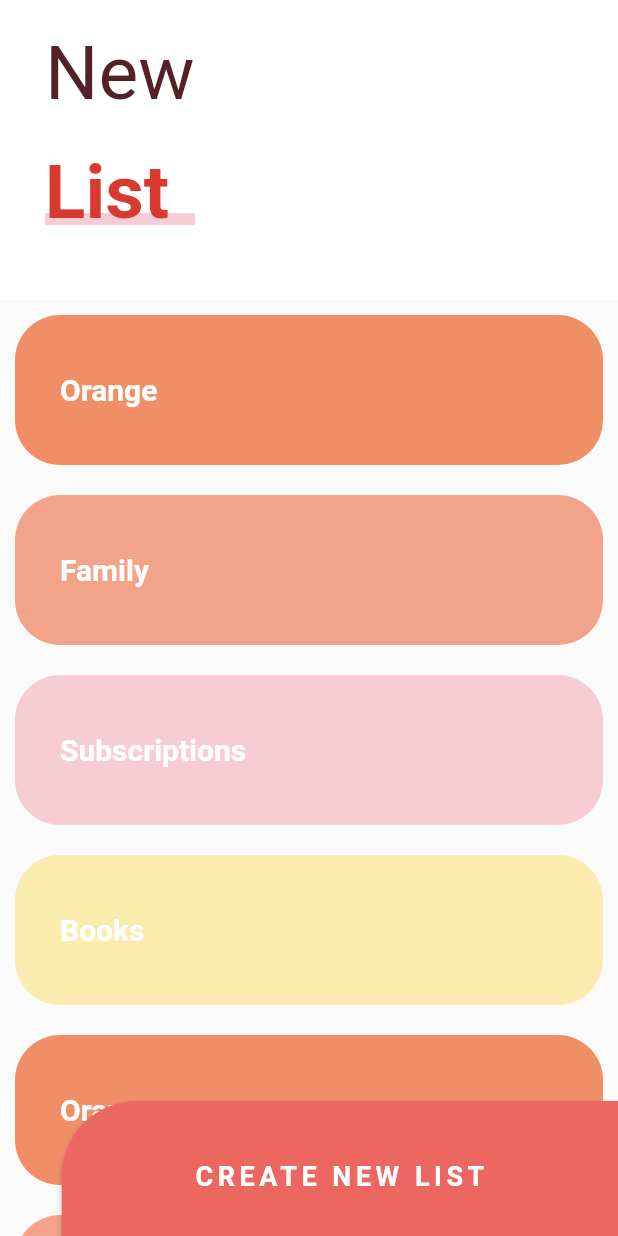
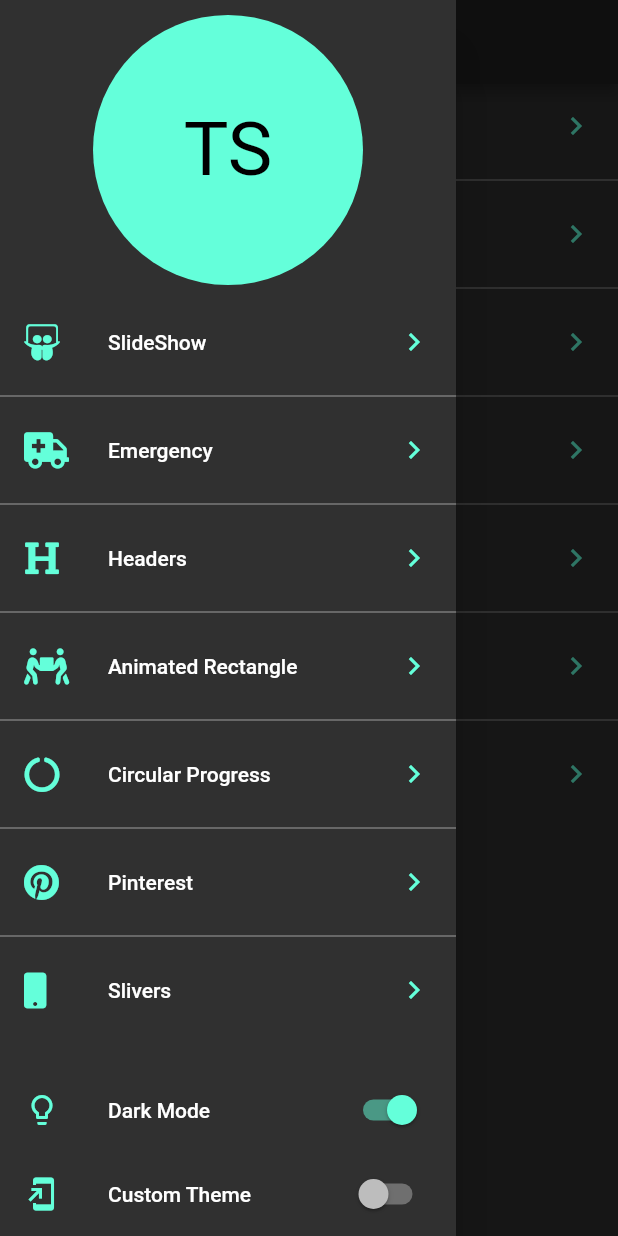
Before and after one commit to tomassasovsky/Flutter-Intermediate-Course, a Flutter app: the screen it shows after launch, with the side drawer open (before the commit the screen has no drawer), on a phone screen of 412 x 824 dp. Run offline on Flutter 3.47's test engine with Material 2 defaults, Android fonts, the phone set to English and light mode, and no system bars; our stand-ins replace animate_do, flutter_svg, font_awesome_flutter.

Commit message:
Eighth Section

```diff
--- a/lib/main.dart
+++ b/lib/main.dart
@@ -1,16 +1,27 @@
+import 'package:designs/src/theme/theme.dart';
 import 'package:flutter/material.dart';
 
-import 'package:designs/src/pages/sliver_list_page.dart';
+import 'package:designs/src/pages/launcher_page.dart';
+import 'package:provider/provider.dart';
 
-void main() => runApp(MyApp());
+void main() {
+  runApp(
+    ChangeNotifierProvider(
+      create: (_) => ThemeChanger(theme: 2),
+      child: MyApp(),
+    ),
+  );
+}
 
 class MyApp extends StatelessWidget {
   @override
   Widget build(BuildContext context) {
+    final theme = Provider.of<ThemeChanger>(context).currentTheme;
     return MaterialApp(
       title: 'Designs',
+      theme: theme,
       debugShowCheckedModeBanner: false,
-      home: SliverListPage(),
+      home: LauncherPage(),
     );
   }
 }
--- a/lib/src/pages/animations_page.dart
+++ b/lib/src/pages/animated_rectangle_page.dart
@@ -1,7 +1,7 @@
 import 'package:flutter/material.dart';
 import 'dart:math' as math;
 
-class AnimationsPage extends StatelessWidget {
+class AnimatedRectanglePage extends StatelessWidget {
   @override
   Widget build(BuildContext context) {
     return Scaffold(
--- /dev/null
+++ b/lib/src/pages/launcher_page.dart
@@ -0,0 +1,95 @@
+import 'package:designs/src/theme/theme.dart';
+import 'package:flutter/cupertino.dart';
+import 'package:flutter/material.dart';
+import 'package:font_awesome_flutter/font_awesome_flutter.dart';
+
+import 'package:designs/src/routes/routes.dart';
+import 'package:provider/provider.dart';
+
+class LauncherPage extends StatelessWidget {
+  @override
+  Widget build(BuildContext context) {
+    return Scaffold(
+      appBar: AppBar(title: Text('Flutter Designs'), centerTitle: true),
+      drawer: _MainMenu(),
+      body: _Options(),
+    );
+  }
+}
+
+class _Options extends StatelessWidget {
+  @override
+  Widget build(BuildContext context) {
+    final theme = Provider.of<ThemeChanger>(context).currentTheme;
+    return ListView.separated(
+      physics: BouncingScrollPhysics(),
+      separatorBuilder: (context, index) => Divider(color: theme.primaryColorLight),
+      itemBuilder: (context, index) => ListTile(
+        leading: FaIcon(routes[index].icon, color: theme.colorScheme.secondary),
+        title: Text(routes[index].title),
+        trailing: Icon(Icons.chevron_right, color: theme.colorScheme.secondary),
+        onTap: () {
+          Navigator.push(context, CupertinoPageRoute(builder: (context) => routes[index].page));
+        },
+      ),
+      itemCount: routes.length,
+    );
+  }
+}
+
+class _MainMenu extends StatelessWidget {
+  @override
+  Widget build(BuildContext context) {
+    final theme = Provider.of<ThemeChanger>(context);
+    final colorSchemeSecondary = theme.currentTheme.colorScheme.secondary;
+    return Drawer(
+      child: Container(
+        child: Column(
+          children: [
+            SafeArea(
+              child: Container(
+                padding: EdgeInsets.all(10),
+                width: double.infinity,
+                height: 200,
+                child: CircleAvatar(
+                  backgroundColor: colorSchemeSecondary,
+                  child: Text(
+                    'TS',
+                    style: TextStyle(fontSize: 50),
+                  ),
+                ),
+              ),
+            ),
+            Expanded(
+              child: _Options(),
+            ),
+            ListTile(
+              leading: Icon(Icons.lightbulb_outline, color: colorSchemeSecondary),
+              title: Text('Dark Mode'),
+              trailing: Switch.adaptive(
+                value: theme.darkTheme,
+                onChanged: (value) => theme.darkTheme = value,
+                activeColor: colorSchemeSecondary,
+              ),
+            ),
+            SafeArea(
+              bottom: true,
+              top: false,
+              left: false,
+              right: false,
+              child: ListTile(
+                leading: Icon(Icons.add_to_home_screen, color: colorSchemeSecondary),
+                title: Text('Custom Theme'),
+                trailing: Switch.adaptive(
+                  value: theme.customTheme,
+                  onChanged: (value) => theme.customTheme = value,
+                  activeColor: colorSchemeSecondary,
+                ),
+              ),
+            ),
+          ],
+        ),
+      ),
+    );
+  }
+}
--- a/lib/src/pages/pinterest_page.dart
+++ b/lib/src/pages/pinterest_page.dart
@@ -1,7 +1,9 @@
+import 'package:designs/src/theme/theme.dart';
+import 'package:flutter/material.dart';
+import 'package:provider/provider.dart';
+import 'package:flutter_staggered_grid_view/flutter_staggered_grid_view.dart';
+
 import 'package:designs/src/widgets/pinterest_menu.dart';
-import 'package:flutter/material.dart';
-import 'package:flutter_staggered_grid_view/flutter_staggered_grid_view.dart';
-import 'package:provider/provider.dart';
 
 class PinterestPage extends StatelessWidget {
   @override
@@ -25,6 +27,7 @@ class _PinterestMenuLocated extends StatelessWidget {
   Widget build(BuildContext context) {
     final size = MediaQuery.of(context).size;
     final show = Provider.of<_MenuModel>(context).show;
+    final theme = Provider.of<ThemeChanger>(context).currentTheme;
 
     return Positioned(
       bottom: 30,
@@ -32,6 +35,8 @@ class _PinterestMenuLocated extends StatelessWidget {
       child: Container(
         alignment: Alignment.bottomCenter,
         child: PinterestMenu(
+          backgroundColor: theme.scaffoldBackgroundColor,
+          activeColor: theme.colorScheme.secondary,
           items: [
             PinterestButton(icon: Icons.pie_chart, onPressed: () {}),
             PinterestButton(icon: Icons.search, onPressed: () {}),
--- a/lib/src/pages/slideshow_page.dart
+++ b/lib/src/pages/slideshow_page.dart
@@ -1,6 +1,8 @@
+import 'package:designs/src/theme/theme.dart';
 import 'package:designs/src/widgets/slideshow.dart';
 import 'package:flutter/material.dart';
 import 'package:flutter_svg/svg.dart';
+import 'package:provider/provider.dart';
 
 class SlideshowPage extends StatelessWidget {
   @override
@@ -27,10 +29,13 @@ class MySlideshow extends StatelessWidget {
 
   @override
   Widget build(BuildContext context) {
+    final theme = Provider.of<ThemeChanger>(context);
+    final colorSchemeSecondary = theme.currentTheme.colorScheme.secondary;
+
     return Slideshow(
       primaryBullet: 10,
       secondaryBullet: 5,
-      primaryColor: Colors.pink,
+      primaryColor: theme.darkTheme ? colorSchemeSecondary : Color(0xffff5a7e),
       children: [
         SvgPicture.asset('assets/svg/slide-1.svg'),
         SvgPicture.asset('assets/svg/slide-2.svg'),
--- a/lib/src/pages/sliver_list_page.dart
+++ b/lib/src/pages/sliver_list_page.dart
@@ -1,4 +1,6 @@
+import 'package:designs/src/theme/theme.dart';
 import 'package:flutter/material.dart';
+import 'package:provider/provider.dart';
 
 class SliverListPage extends StatelessWidget {
   @override
@@ -22,13 +24,15 @@ class _ButtonNewList extends StatelessWidget {
   @override
   Widget build(BuildContext context) {
     final size = MediaQuery.of(context).size;
+    final theme = Provider.of<ThemeChanger>(context);
+
     return Container(
       width: size.width * 0.9,
       height: 100,
       child: ElevatedButton(
         onPressed: () {},
         style: ElevatedButton.styleFrom(
-          primary: Color(0xffed6762),
+          primary: theme.darkTheme ? theme.currentTheme.colorScheme.secondary : Color(0xffed6762),
           shape: RoundedRectangleBorder(
             borderRadius: BorderRadius.only(
               topLeft: Radius.circular(50),
@@ -38,7 +42,7 @@ class _ButtonNewList extends StatelessWidget {
         child: Text(
           'CREATE NEW LIST',
           style: TextStyle(
-            color: Colors.white,
+            color: theme.currentTheme.scaffoldBackgroundColor,
             fontSize: 18,
             fontWeight: FontWeight.bold,
             letterSpacing: 3,
@@ -52,6 +56,8 @@ class _ButtonNewList extends StatelessWidget {
 class _MainScroll extends StatelessWidget {
   @override
   Widget build(BuildContext context) {
+    final theme = Provider.of<ThemeChanger>(context);
+
     final list = [
       _ListItem('Orange', Color(0xffF08F66)),
       _ListItem('Family', Color(0xffF2A38A)),
@@ -81,7 +87,7 @@ class _MainScroll extends StatelessWidget {
               maxHeight: 200,
               child: Container(
                 alignment: Alignment.centerLeft,
-                color: Colors.white,
+                color: theme.currentTheme.scaffoldBackgroundColor,
                 child: _Header(),
               )),
         ),
@@ -127,13 +133,18 @@ class _SliverCustomHeaderDelegate extends SliverPersistentHeaderDelegate {
 class _Header extends StatelessWidget {
   @override
   Widget build(BuildContext context) {
+    final theme = Provider.of<ThemeChanger>(context);
+
     return Column(
       children: [
         Container(
           margin: EdgeInsets.symmetric(horizontal: 30, vertical: 20),
           child: Text(
             'New',
-            style: TextStyle(color: Color(0xff532128), fontSize: 50),
+            style: TextStyle(
+              color: theme.darkTheme ? Colors.grey : Color(0xff532128),
+              fontSize: 50,
+            ),
           ),
         ),
         Stack(
@@ -144,10 +155,19 @@ class _Header extends StatelessWidget {
               child: Container(
                 width: 150,
                 height: 8,
-                color: Color(0xfff7cdd5),
+                color: theme.darkTheme ? Colors.grey : Color(0xff532128),
               ),
             ),
-            Container(child: Text('List', style: TextStyle(color: Color(0xffd93a30), fontSize: 50, fontWeight: FontWeight.bold))),
+            Container(
+              child: Text(
+                'List',
+                style: TextStyle(
+                  color: Color(0xffd93a30),
+                  fontSize: 50,
+                  fontWeight: FontWeight.bold,
+                ),
+              ),
+            ),
           ],
         ),
       ],
@@ -166,17 +186,24 @@ class _ListItem extends StatelessWidget {
 
   @override
   Widget build(BuildContext context) {
+    final theme = Provider.of<ThemeChanger>(context);
+
     return Container(
       alignment: Alignment.centerLeft,
       padding: EdgeInsets.all(30),
       child: Text(
         this.title,
-        style: TextStyle(color: Colors.white, fontWeight: FontWeight.bold, fontSize: 20),
+        style: TextStyle(
+          color: Colors.white,
+          fontWeight: FontWeight.bold,
+          fontSize: 20,
+        ),
       ),
       height: 100,
       margin: EdgeInsets.all(10),
       decoration: BoxDecoration(
-        color: this.color,
+        color: theme.darkTheme ? Colors.grey : Color(0xff532128),
+        // color:  this.color,
         borderRadius: BorderRadius.circular(30),
       ),
     );
--- /dev/null
+++ b/lib/src/routes/routes.dart
@@ -0,0 +1,28 @@
+import 'package:flutter/material.dart';
+import 'package:font_awesome_flutter/font_awesome_flutter.dart';
+
+import 'package:designs/src/pages/slideshow_page.dart';
+import 'package:designs/src/pages/emergency_page.dart';
+import 'package:designs/src/pages/animated_rectangle_page.dart';
+import 'package:designs/src/pages/headers_page.dart';
+import 'package:designs/src/pages/circular_graphics_page.dart';
+import 'package:designs/src/pages/pinterest_page.dart';
+import 'package:designs/src/pages/sliver_list_page.dart';
+
+final List<_Route> routes = [
+  _Route(FontAwesomeIcons.slideshare, 'SlideShow', SlideshowPage()),
+  _Route(FontAwesomeIcons.ambulance, 'Emergency', EmergencyPage()),
+  _Route(FontAwesomeIcons.heading, 'Headers', HeadersPage()),
+  _Route(FontAwesomeIcons.peopleCarry, 'Animated Rectangle', AnimatedRectanglePage()),
+  _Route(FontAwesomeIcons.circleNotch, 'Circular Progress', CircularGraphicsPage()),
+  _Route(FontAwesomeIcons.pinterest, 'Pinterest', PinterestPage()),
+  _Route(FontAwesomeIcons.mobile, 'Slivers', SliverListPage()),
+];
+
+class _Route {
+  final IconData icon;
+  final String title;
+  final Widget page;
+
+  _Route(this.icon, this.title, this.page);
+}
--- /dev/null
+++ b/lib/src/theme/theme.dart
@@ -0,0 +1,97 @@
+import 'package:flutter/material.dart';
+
+class ThemeChanger with ChangeNotifier {
+  ThemeChanger({int? theme}) {
+    switch (theme) {
+      case 1:
+        _darkTheme = false;
+        _customTheme = false;
+        _currentTheme = ThemeData.light();
+        return;
+      case 2:
+        _darkTheme = true;
+        _customTheme = false;
+        _currentTheme = ThemeData.dark();
+        return;
+      case 3:
+        _customTheme = true;
+        _darkTheme = false;
+        return;
+      default:
+        throw Exception('No theme was selected');
+    }
+  }
+
+  bool _darkTheme = false;
+  bool _customTheme = false;
+
+  late ThemeData _currentTheme = ThemeData.light();
+
+  bool get darkTheme => this._darkTheme;
+  bool get customTheme => this._customTheme;
+  ThemeData get currentTheme => this._currentTheme;
+
+  set darkTheme(bool value) {
+    _darkTheme = value;
+
+    if (_customTheme) {
+      if (value)
+        _currentTheme = ThemeData.dark().copyWith(
+          colorScheme: ColorScheme.dark().copyWith(
+            secondary: Color(0xff48a0eb),
+          ),
+          primaryColorLight: Colors.white,
+          scaffoldBackgroundColor: Color(0xff16202b),
+          textTheme: TextTheme(
+            bodyText2: TextStyle(color: Colors.white),
+          ),
+        );
+      else
+        _currentTheme = ThemeData.light().copyWith(
+          colorScheme: ColorScheme.dark().copyWith(
+            secondary: Colors.purple,
+          ),
+          primaryColorLight: Colors.black,
+          scaffoldBackgroundColor: Colors.white,
+        );
+    } else {
+      if (value)
+        _currentTheme = ThemeData.dark();
+      else
+        _currentTheme = ThemeData.light();
+    }
+    notifyListeners();
+  }
+
+  set customTheme(bool value) {
+    _customTheme = value;
+
+    if (_darkTheme) {
+      if (value)
+        _currentTheme = ThemeData.dark().copyWith(
+          colorScheme: ColorScheme.dark().copyWith(
+            secondary: Color(0xff48a0eb),
+          ),
+          primaryColorLight: Colors.white,
+          scaffoldBackgroundColor: Color(0xff16202b),
+          textTheme: TextTheme(
+            bodyText2: TextStyle(color: Colors.white),
+          ),
+        );
+      else
+        _currentTheme = ThemeData.dark();
+    } else {
+      if (value)
+        _currentTheme = ThemeData.light().copyWith(
+          colorScheme: ColorScheme.light().copyWith(
+            secondary: Colors.purple,
+          ),
+          primaryColorLight: Colors.black,
+          scaffoldBackgroundColor: Colors.white,
+        );
+      else
+        _currentTheme = ThemeData.light();
+    }
+    notifyListeners();
+  }
+}
```
Also changed, not shown: lib/src/pages/circular_graphics_page.dart (+12 -6 lines), lib/src/pages/headers_page.dart (+7 -1 lines), lib/src/widgets/headers.dart (+17 -8 lines), 1 other file.
